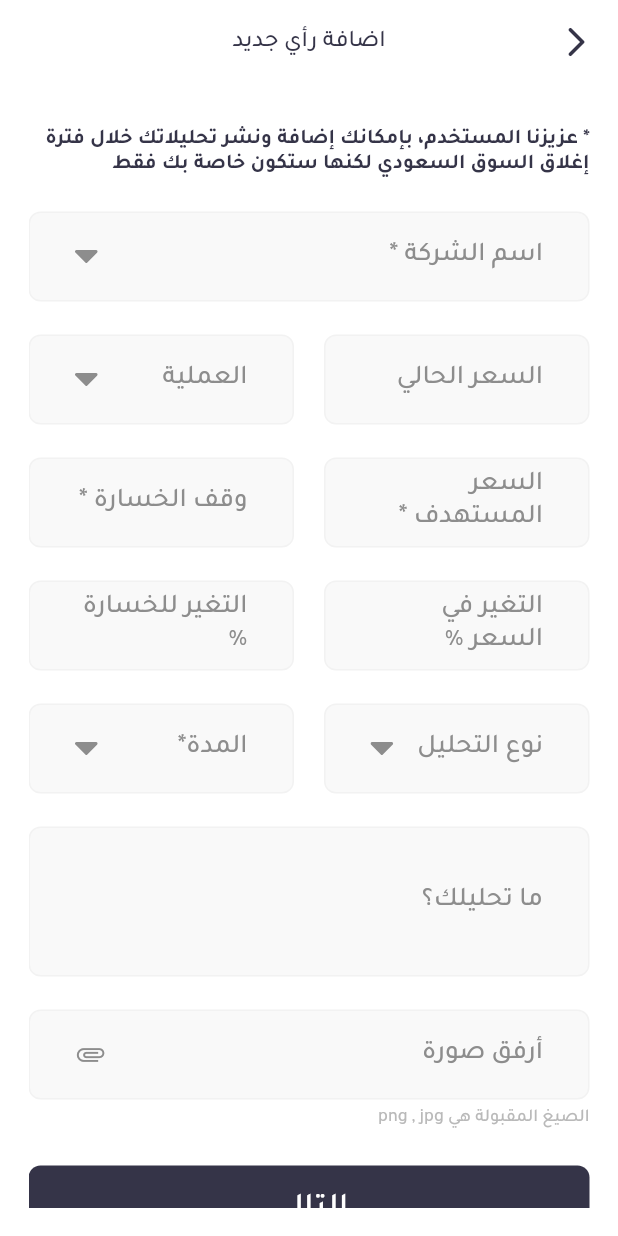
After one commit to Attia-Fouad/nosoh_app, a Flutter app: the AddRecommendationScreen screen opened directly, on a phone screen of 412 x 824 dp. The commit adds this screen. Run offline on Flutter 3.47's test engine with Material 2 defaults, Android fonts, the phone set to English and light mode, and no system bars; our stand-ins replace animate_do, bloc, flutter_bloc, flutter_svg, font_awesome_flutter, hexcolor and 3 more; missing offline and left inert: custom_check_box.

Commit message:
finish Add Recommendation Screen

```diff
--- /dev/null
+++ b/lib/View/add_recommendation/add_recommendation_screen.dart
@@ -0,0 +1,181 @@
+import 'package:flutter/material.dart';
+import 'package:flutter_svg/flutter_svg.dart';
+import 'package:nosoh_app/View/add_recommendation/components/build_recommendation_screen_Item.dart';
+import 'package:nosoh_app/core/assets_data.dart';
+import 'package:nosoh_app/core/colors.dart';
+import 'package:nosoh_app/core/styles.dart';
+import 'package:nosoh_app/shared_components.dart';
+
+import '../../core/app_strings.dart';
+
+class AddRecommendationScreen extends StatelessWidget {
+  const AddRecommendationScreen({super.key});
+
+  @override
+  Widget build(BuildContext context) {
+    return Scaffold(
+      appBar: AppBar(
+        centerTitle: true,
+        title: const Text(AppStrings.addNewOpinion),
+        leading: IconButton(
+            onPressed: () {
+              Navigator.pop(context);
+            },
+            icon: const Icon(Icons.arrow_back_ios_rounded)),
+      ),
+      body: Padding(
+        padding: const EdgeInsets.all(19.0),
+        child: ListView(
+          shrinkWrap: true,
+          children: [
+            const SizedBox(
+              height: 10,
+            ),
+            Text(
+              AppStrings.addRecommendationMessage,
+              style: Styles.textStyle14Bold.copyWith(
+                color: myColor,
+              ),
+            ),
+            const SizedBox(
+              height: 22,
+            ),
+            BuildRecommendationScreenItem(
+              text: AppStrings.companyNameWithStar,
+              icon: arrowDownIcon(),
+            ),
+            const SizedBox(
+              height: 22,
+            ),
+            Row(
+              mainAxisSize: MainAxisSize.max,
+              mainAxisAlignment: MainAxisAlignment.spaceBetween,
+              children: [
+                const Expanded(
+                  child: BuildRecommendationScreenItem(
+                    text: AppStrings.currentPrice,
+                  ),
+                ),
+                const SizedBox(
+                  width: 20,
+                ),
+                Expanded(
+                  child: BuildRecommendationScreenItem(
+                    text: AppStrings.theProcess,
+                    icon: arrowDownIcon(),
+                  ),
+                ),
+              ],
+            ),
+            const SizedBox(
+              height: 22,
+            ),
+            Row(
+              mainAxisSize: MainAxisSize.max,
+              mainAxisAlignment: MainAxisAlignment.spaceBetween,
+              children: const [
+                Expanded(
+                  child: BuildRecommendationScreenItem(
+                    text: AppStrings.targetPriceWithStar,
+                  ),
+                ),
+                SizedBox(
+                  width: 20,
+                ),
+                Expanded(
+                  child: BuildRecommendationScreenItem(
+                    text: AppStrings.stopLosingWithStar,
+                  ),
+                ),
+              ],
+            ),
+            const SizedBox(
+              height: 22,
+            ),
+            Row(
+              mainAxisSize: MainAxisSize.max,
+              mainAxisAlignment: MainAxisAlignment.spaceBetween,
+              children: const [
+                Expanded(
+                  child: BuildRecommendationScreenItem(
+                    text: AppStrings.priceChanges,
+                  ),
+                ),
+                SizedBox(
+                  width: 20,
+                ),
+                Expanded(
+                  child: BuildRecommendationScreenItem(
+                    text: AppStrings.losingChanges,
+                  ),
+                ),
+              ],
+            ),
+            const SizedBox(
+              height: 22,
+            ),
+            Row(
+              mainAxisSize: MainAxisSize.max,
+              mainAxisAlignment: MainAxisAlignment.spaceBetween,
+              children: [
+                Expanded(
+                  child: BuildRecommendationScreenItem(
+                    text: AppStrings.analysisType,
+                    icon: arrowDownIcon(),
+                  ),
+                ),
+                const SizedBox(
+                  width: 20,
+                ),
+                Expanded(
+                  child: BuildRecommendationScreenItem(
+                    text: AppStrings.periodWithStar,
+                    icon: arrowDownIcon(),
+                  ),
+                ),
+              ],
+            ),
+            const SizedBox(
+              height: 22,
+            ),
+            const BuildRecommendationScreenItem(
+              height: 100,
+              text: AppStrings.whatIsYouAnalysis,
+            ),
+            const SizedBox(
+              height: 22,
+            ),
+            BuildRecommendationScreenItem(
+              text: AppStrings.attachImage,
+              icon: Icon(
+                Icons.attachment_outlined,
+                size: 20,
+                color: suvaGreyColor,
+              ),
+            ),
+            const SizedBox(
+              height: 5,
+            ),
+            Text(
+              AppStrings.acceptedEXE,
+              style: Styles.textStyle12Medium.copyWith(
+                color: silverColor,
+              ),
+            ),
+            const SizedBox(
+              height: 25,
+            ),
+            defaultButton(
+              color: myColor,
+              onPressed: () {},
+              text: AppStrings.next,
+              textStyle: Styles.textStyle24Medium,
+            ),
+          ],
+        ),
+      ),
+    );
+  }
+
+  Widget arrowDownIcon() => SvgPicture.asset(AssetsData.arrowDownIcon);
+}
--- /dev/null
+++ b/lib/View/add_recommendation/components/build_recommendation_screen_Item.dart
@@ -0,0 +1,38 @@
+import 'package:flutter/material.dart';
+
+import '../../../core/colors.dart';
+import '../../../core/styles.dart';
+
+class BuildRecommendationScreenItem extends StatelessWidget {
+  const BuildRecommendationScreenItem(
+      {super.key, this.icon, required this.text, this.height});
+  final Widget? icon;
+  final String text;
+  final double? height;
+
+  @override
+  Widget build(BuildContext context) {
+    return Container(
+      padding: const EdgeInsets.symmetric(horizontal: 30),
+      height: height ?? 60,
+      decoration: BoxDecoration(
+          color: formFieldColor,
+          borderRadius: BorderRadius.circular(8),
+          border: Border.all(
+            width: 1,
+            color: formFieldBorderColor,
+          )),
+      child: Row(
+        children: [
+          Expanded(
+            child: Text(
+              text,
+              style: Styles.textStyle18Medium.copyWith(),
+            ),
+          ),
+          if (icon != null) icon!,
+        ],
+      ),
+    );
+  }
+}
--- a/lib/View/base_layout/base_layout_screen.dart
+++ b/lib/View/base_layout/base_layout_screen.dart
@@ -9,6 +9,7 @@ import 'package:nosoh_app/controller/app_cubit/app_state.dart';
 import 'package:nosoh_app/core/colors.dart';
 
 import '../../core/styles.dart';
+import '../add_recommendation/add_recommendation_screen.dart';
 import 'components/build_drawer.dart';
 
 class BaseLayoutScreen extends StatefulWidget {
@@ -81,7 +82,14 @@ class _BaseLayoutScreenState extends State<BaseLayoutScreen> {
             body: cubit.screens[cubit.currentIndex],
             floatingActionButton: cubit.currentIndex == 0
                 ? FloatingActionButton(
-                    onPressed: () {},
+                    onPressed: () {
+                      Navigator.push(
+                          context,
+                          MaterialPageRoute(
+                            builder: (context) =>
+                                const AddRecommendationScreen(),
+                          ));
+                    },
                     child: Container(
                       width: 60,
                       height: 60,
--- a/lib/core/app_strings.dart
+++ b/lib/core/app_strings.dart
@@ -90,4 +90,19 @@ abstract class AppStrings {
   static const priceWhenAnalysis = 'السعر وقت التحليل';
   static const targetPrice = 'السعر المستهدف';
   static const todayPrice = 'السعر اليوم';
+  static const companyNameWithStar = 'اسم الشركة *';
+  static const currentPrice = 'السعر الحالي';
+  static const theProcess = 'العملية';
+  static const targetPriceWithStar = 'السعر المستهدف *';
+  static const stopLosingWithStar = 'وقف الخسارة *';
+  static const priceChanges = 'التغير في السعر ٪';
+  static const losingChanges = 'التغير للخسارة ٪';
+  static const periodWithStar = 'المدة*';
+  static const whatIsYouAnalysis = 'ما تحليلك؟';
+  static const attachImage = 'أرفق صورة';
+  static const acceptedEXE = 'الصيغ المقبولة هي png , jpg';
+  static const addNewOpinion = 'اضافة رأي جديد';
+  static const addRecommendationMessage =
+      '* عزيزنا المستخدم، بإمكانك إضافة ونشر تحليلاتك خلال فترة إغلاق السوق السعودي لكنها ستكون خاصة بك فقط';
+  static const con = '';
 }
--- a/lib/core/assets_data.dart
+++ b/lib/core/assets_data.dart
@@ -19,6 +19,7 @@ class AssetsData {
   static const userIcons = 'assets/icons/user.svg';
   static const whatsAppIcon = 'assets/icons/whatsapp.svg';
   static const addIcon = 'assets/icons/add.svg';
+  static const arrowDownIcon = 'assets/icons/arrowDown.svg';
 
   static const onBoardingAnimation1 =
       'assets/animations/onBoardingAnimation1.json';
```
Also changed, not shown: assets/icons/arrowDown.svg (added).
